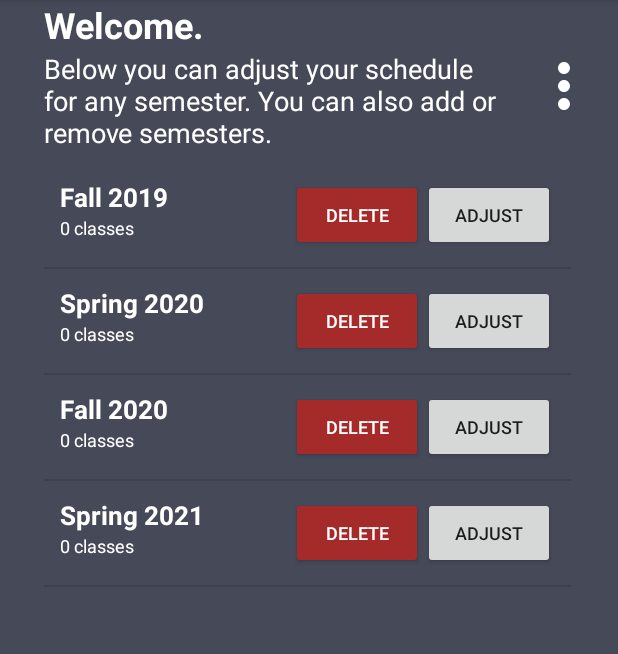
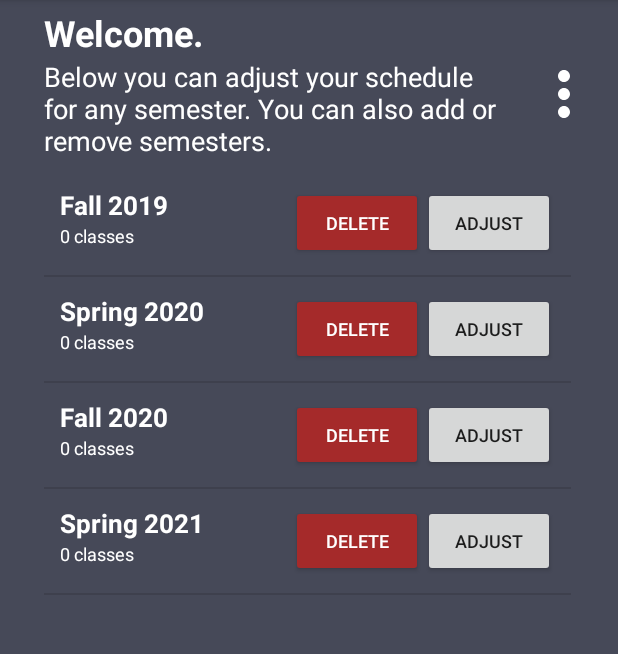
Before and after one commit to jacksonludwig/CSE248, an Android app: the screen it shows after launch (MainActivity), on a phone screen of 412 x 824 dp, the part 84-738 px from its top. Run offline under Robolectric (Android 15) with nearby library versions, the phone set to English and light mode, and no system bars.

Commit message:
tiny format change and added delete confirmation

```diff
--- a/CSScheduleMaker/app/src/main/res/layout/activity_main.xml
+++ b/CSScheduleMaker/app/src/main/res/layout/activity_main.xml
@@ -11,12 +11,14 @@
         android:id="@+id/welcome_textview"
         android:layout_width="232dp"
         android:layout_height="33dp"
+        android:layout_marginTop="5dp"
         android:text="@string/WelcomeText"
         android:textColor="@android:color/white"
         android:textSize="24sp"
         android:textStyle="bold"
         app:layout_constraintBottom_toTopOf="@+id/infoWelcome_textview"
-        app:layout_constraintStart_toStartOf="@+id/infoWelcome_textview" />
+        app:layout_constraintStart_toStartOf="@+id/infoWelcome_textview"
+        app:layout_constraintTop_toTopOf="parent" />
 
     <TextView
         android:id="@+id/infoWelcome_textview"
```
Also changed, not shown: CSScheduleMaker/app/src/main/java/com/example/csschedulemaker/SemesterAdapter.java (+25 -5 lines).
